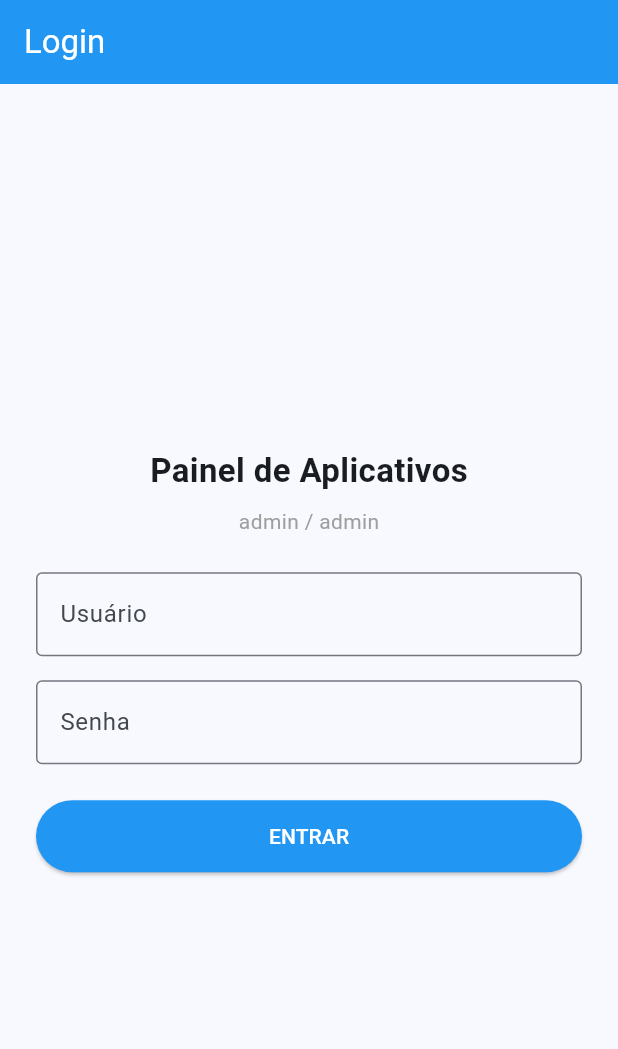
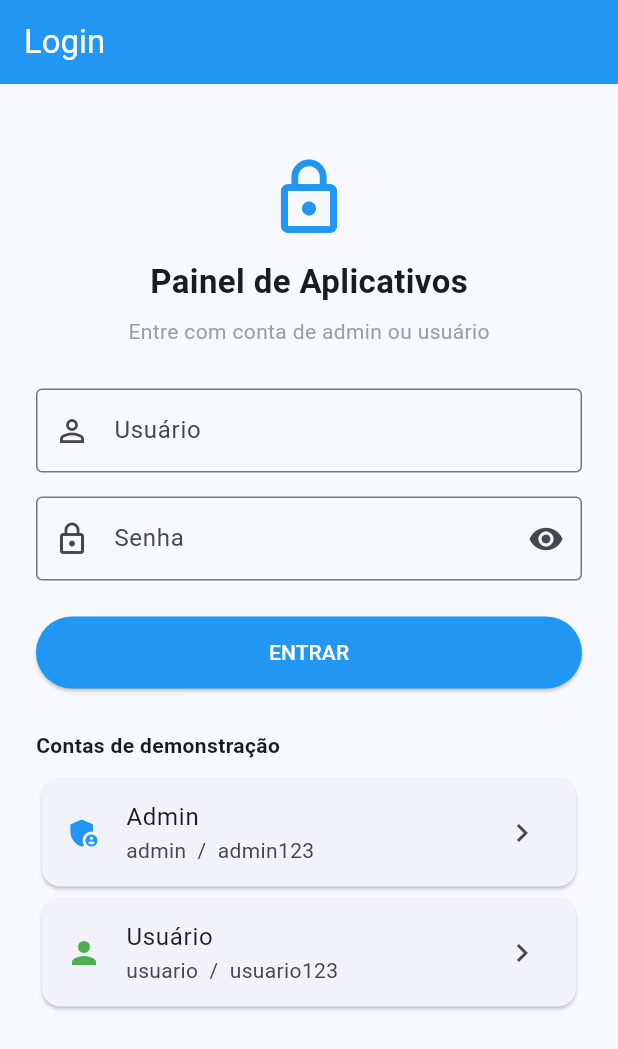
Before and after one commit to allancordoba2-crypto/painel-aplicativos, a Flutter app: the screen it shows after launch, on a phone screen of 412 x 824 dp. Shown: the top 1049 px of the screen. Run offline on Flutter 3.47's test engine with Material 3 defaults, Android fonts, the phone set to English and light mode, and no system bars.

Commit message:
feat(auth): login admin e usuario com papeis e permissoes

```diff
--- /dev/null
+++ b/painel_aplicativos/lib/auth_service.dart
@@ -0,0 +1,51 @@
+/// Serviço de autenticação em memória (simula tabela de usuários).
+class AuthService {
+  /// Tabela de usuários: login, senha e papel (admin | usuario).
+  static final List<Map<String, String>> tabelaUsuarios = [
+    {
+      'usuario': 'admin',
+      'senha': 'admin123',
+      'nome': 'Administrador',
+      'papel': 'admin',
+    },
+    {
+      'usuario': 'usuario',
+      'senha': 'usuario123',
+      'nome': 'Usuário Padrão',
+      'papel': 'usuario',
+    },
+  ];
+
+  /// Sessão atual (após login bem-sucedido).
+  static Map<String, String>? sessaoAtual;
+
+  /// Tenta autenticar. Retorna o usuário se ok, senão null.
+  Map<String, String>? login(String usuario, String senha) {
+    final u = usuario.trim();
+    final s = senha;
+    for (final row in tabelaUsuarios) {
+      if (row['usuario'] == u && row['senha'] == s) {
+        sessaoAtual = Map<String, String>.from(row);
+        // Não expõe a senha na sessão
+        sessaoAtual!.remove('senha');
+        return sessaoAtual;
+      }
+    }
+    return null;
+  }
+
+  void logout() {
+    sessaoAtual = null;
+  }
+
+  bool get estaLogado => sessaoAtual != null;
+
+  bool get isAdmin => sessaoAtual?['papel'] == 'admin';
+
+  bool get isUsuario => sessaoAtual?['papel'] == 'usuario';
+
+  String get nomeExibicao =>
+      sessaoAtual?['nome'] ?? sessaoAtual?['usuario'] ?? 'Convidado';
+
+  String get papel => sessaoAtual?['papel'] ?? '';
+}
--- a/painel_aplicativos/lib/screens/login_screen.dart
+++ b/painel_aplicativos/lib/screens/login_screen.dart
@@ -1,6 +1,8 @@
 import 'package:flutter/material.dart';
 
-/// Tela de login simples (validação local, sem backend).
+import '../auth_service.dart';
+
+/// Tela de login — admin e usuário.
 class LoginScreen extends StatefulWidget {
   const LoginScreen({super.key});
 
@@ -11,7 +13,9 @@ class LoginScreen extends StatefulWidget {
 class _LoginScreenState extends State<LoginScreen> {
   final usuarioController = TextEditingController();
   final senhaController = TextEditingController();
+  final auth = AuthService();
   String? erro;
+  bool _mostrarSenha = false;
 
   @override
   void dispose() {
@@ -23,15 +27,28 @@ class _LoginScreenState extends State<LoginScreen> {
   void _entrar() {
     final user = usuarioController.text.trim();
     final pass = senhaController.text;
+
     if (user.isEmpty || pass.isEmpty) {
       setState(() => erro = 'Preencha usuário e senha.');
       return;
     }
-    if (user == 'admin' && pass == 'admin') {
-      Navigator.pushReplacementNamed(context, '/home');
+
+    final sessao = auth.login(user, pass);
+    if (sessao == null) {
+      setState(() => erro = 'Usuário ou senha inválidos.');
       return;
     }
-    setState(() => erro = 'Usuário ou senha inválidos.');
+
+    setState(() => erro = null);
+    Navigator.pushReplacementNamed(context, '/home');
+  }
+
+  void _preencherDemo(String usuario, String senha) {
+    setState(() {
+      usuarioController.text = usuario;
+      senhaController.text = senha;
+      erro = null;
+    });
   }
 
   @override
@@ -42,32 +59,50 @@ class _LoginScreenState extends State<LoginScreen> {
         backgroundColor: Colors.blue,
         foregroundColor: Colors.white,
       ),
-      body: Padding(
+      body: SingleChildScrollView(
         padding: const EdgeInsets.all(24),
         child: Column(
           mainAxisAlignment: MainAxisAlignment.center,
           children: [
+            const SizedBox(height: 24),
+            const Icon(Icons.lock_outline, size: 56, color: Colors.blue),
+            const SizedBox(height: 12),
             const Text(
               'Painel de Aplicativos',
               style: TextStyle(fontSize: 22, fontWeight: FontWeight.bold),
             ),
             const SizedBox(height: 8),
-            const Text('admin / admin', style: TextStyle(color: Colors.grey)),
-            const SizedBox(height: 24),
+            const Text(
+              'Entre com conta de admin ou usuário',
+              style: TextStyle(color: Colors.grey),
+            ),
+            const SizedBox(height: 28),
             TextField(
               controller: usuarioController,
+              textInputAction: TextInputAction.next,
               decoration: const InputDecoration(
                 labelText: 'Usuário',
+                prefixIcon: Icon(Icons.person_outline),
                 border: OutlineInputBorder(),
               ),
             ),
             const SizedBox(height: 16),
             TextField(
               controller: senhaController,
-              obscureText: true,
-              decoration: const InputDecoration(
+              obscureText: !_mostrarSenha,
+              onSubmitted: (_) => _entrar(),
+              decoration: InputDecoration(
                 labelText: 'Senha',
-                border: OutlineInputBorder(),
+                prefixIcon: const Icon(Icons.lock_outline),
+                border: const OutlineInputBorder(),
+                suffixIcon: IconButton(
+                  icon: Icon(
+                    _mostrarSenha ? Icons.visibility_off : Icons.visibility,
+                  ),
+                  onPressed: () {
+                    setState(() => _mostrarSenha = !_mostrarSenha);
+                  },
+                ),
               ),
             ),
             if (erro != null) ...[
@@ -87,6 +122,33 @@ class _LoginScreenState extends State<LoginScreen> {
                 child: const Text('ENTRAR'),
               ),
             ),
+            const SizedBox(height: 28),
+            const Align(
+              alignment: Alignment.centerLeft,
+              child: Text(
+                'Contas de demonstração',
+                style: TextStyle(fontWeight: FontWeight.bold),
+              ),
+            ),
+            const SizedBox(height: 8),
+            Card(
+              child: ListTile(
+                leading: const Icon(Icons.admin_panel_settings, color: Colors.blue),
+                title: const Text('Admin'),
+                subtitle: const Text('admin  /  admin123'),
+                trailing: const Icon(Icons.chevron_right),
+                onTap: () => _preencherDemo('admin', 'admin123'),
+              ),
+            ),
+            Card(
+              child: ListTile(
+                leading: const Icon(Icons.person, color: Colors.green),
+                title: const Text('Usuário'),
+                subtitle: const Text('usuario  /  usuario123'),
+                trailing: const Icon(Icons.chevron_right),
+                onTap: () => _preencherDemo('usuario', 'usuario123'),
+              ),
+            ),
           ],
         ),
       ),
```
Also changed, not shown: painel_aplicativos/lib/screens/cadastro_screen.dart (+16 -1 lines), painel_aplicativos/lib/screens/home_screen.dart (+40 -3 lines), 3 other files.
